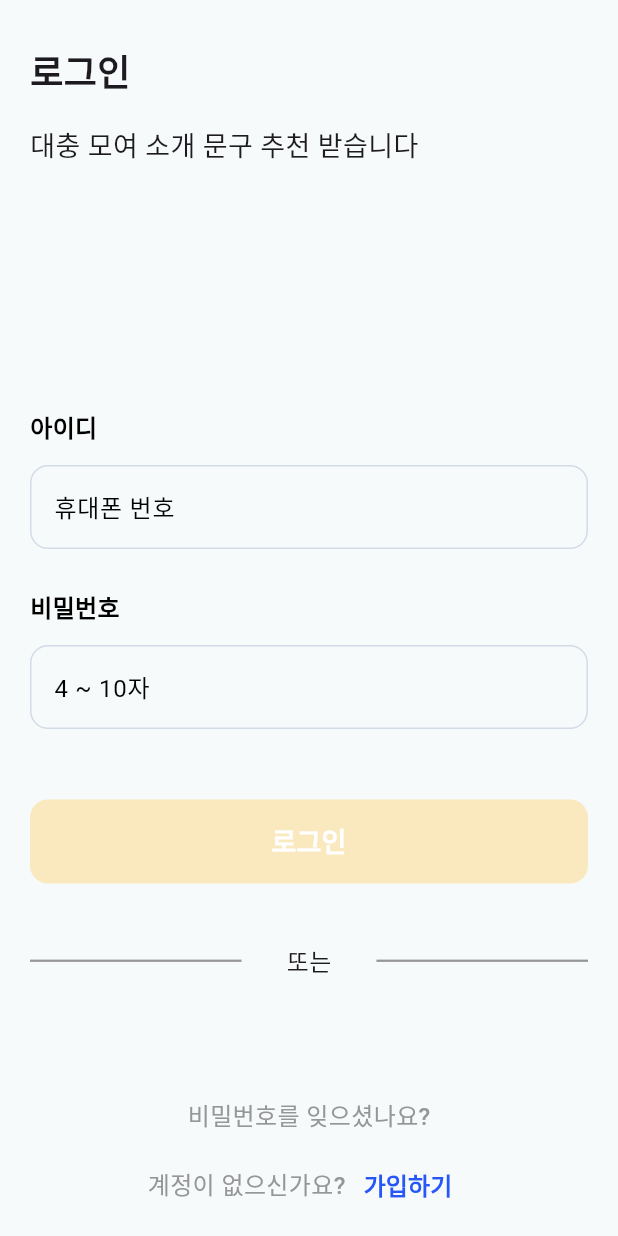
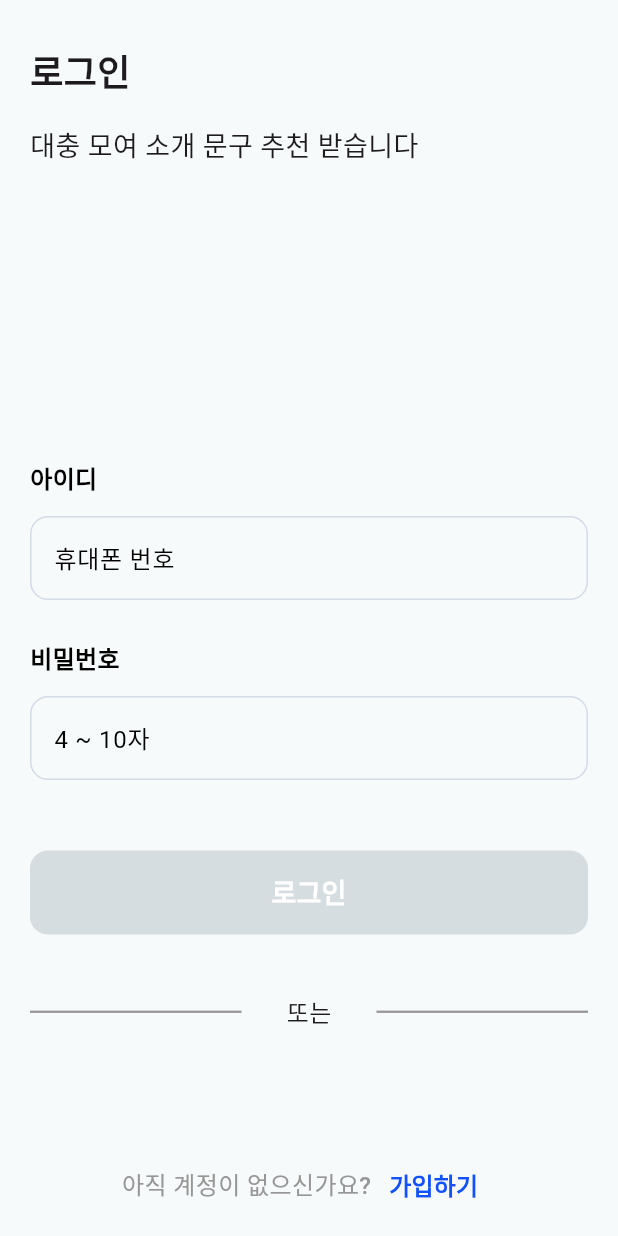
Before and after one commit to spicypunch/gather-here-Flutter, a Flutter app: the screen it shows after launch, on a phone screen of 412 x 824 dp. Run offline on Flutter 3.47's test engine with Material 3 defaults, Android fonts, the phone set to English and light mode, and no system bars; our stand-ins replace dio, easy_debounce, flutter_riverpod, flutter_secure_storage, geolocator, go_router and 3 more; generated files the repository leaves out were written again; network calls fail; Roboto replaces fonts that are missing (Pretendard); project files that could hold a hidden picture were left out.

```diff
--- a/lib/common/const/colors.dart
+++ b/lib/common/const/colors.dart
@@ -4,13 +4,13 @@ class AppColor {
 
   AppColor._();
 
-  static const main = Color(0xFFF5C754); // 주 색상
-  static const mainDisabled = Color(0xFFFAE8BE); // 주 색상 disabled
+  static const main = Color(0xFF1152FD); // 주 색상
+  static const mainDisabled = Color(0xFFD5DDE0); // 주 색상 disabled
   static const background = Color(0xFFF7FAFA); // 배경 색상
+  static const red = Color(0xFFFF0000);
 
   static const black1 = Color(0xFF000000);
   static const black2 = Color(0xFF141414);
-  static const blue = Color(0xFF2758F7);
   static const white = Color(0xFFFFFFFF);
 
   static const grey1 = Color(0xFF969696);
--- a/lib/common/const/const.dart
+++ b/lib/common/const/const.dart
@@ -4,10 +4,4 @@ class Const {
 
   static String baseUrl = 'http://sanha-api.shop:8080';
   static String socketUrl = 'ws://sanha-api.shop:8080/location/share';
-
-  // baseURL & socketURL 변경
-  static void changeURLs(String url) {
-    baseUrl = 'http://' + url;
-    socketUrl = 'http://' + url;
-  }
 }
--- a/lib/screen/login/login_screen.dart
+++ b/lib/screen/login/login_screen.dart
@@ -151,20 +151,11 @@ class _BottomContainer extends StatelessWidget {
           ],
         ),
         SizedBox(height: 80),
-        Text(
-          '비밀번호를 잊으셨나요?',
-          style: TextStyle(
-            fontSize: 16,
-            color: AppColor.grey1,
-            fontWeight: FontWeight.w500,
-          ),
-        ),
-        SizedBox(height: 10),
         Row(
           mainAxisAlignment: MainAxisAlignment.center,
           children: [
             Text(
-              '계정이 없으신가요?',
+              '아직 계정이 없으신가요?',
               style: TextStyle(
                 fontSize: 16,
                 color: AppColor.grey1,
@@ -179,7 +170,7 @@ class _BottomContainer extends StatelessWidget {
                 '가입하기',
                 style: TextStyle(
                   fontSize: 16,
-                  color: AppColor.blue,
+                  color: AppColor.main,
                   fontWeight: FontWeight.w700,
                 ),
               ),
--- a/lib/screen/share/share_provider.dart
+++ b/lib/screen/share/share_provider.dart
@@ -185,7 +185,7 @@ class ShareProvider extends StateNotifier<ShareState> {
 
   // 타이머 ++
   void timeTick() {
-    if (state.remainSeconds == 0) {
+    if (state.remainSeconds <= 0) {
       return;
     }
     state.remainSeconds -= 1;
```
Also changed, not shown: lib/screen/home/home_screen.dart (+16 -4 lines), lib/screen/share/share_screen.dart (+76 -39 lines).
